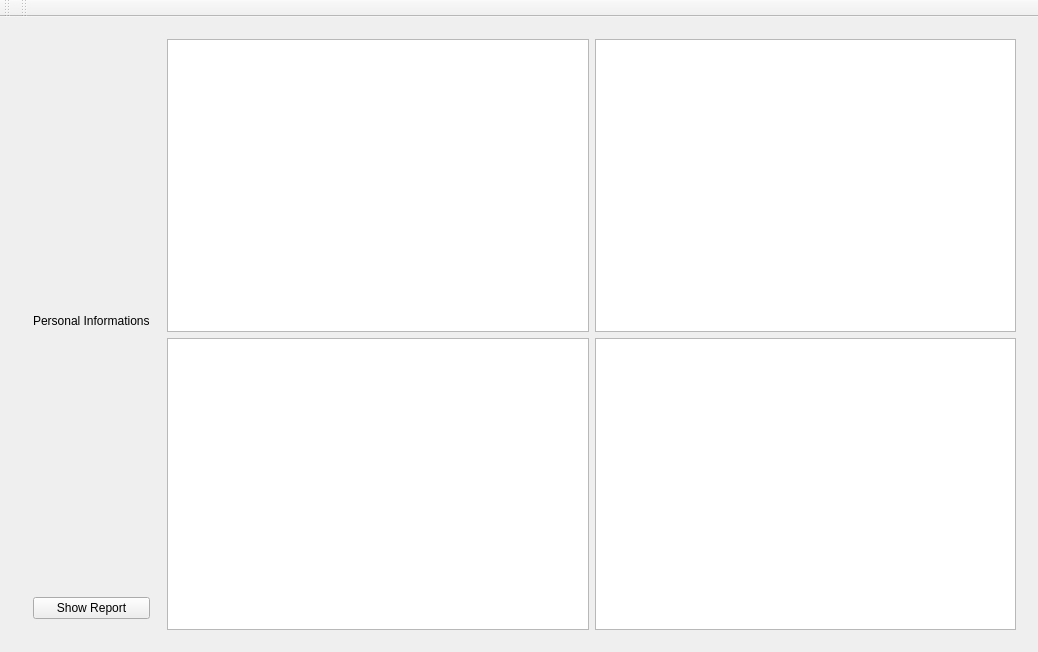
Above: mainwindow.ui from LauraHagege/QTDesignerProject before the change. Below: the same form after it.
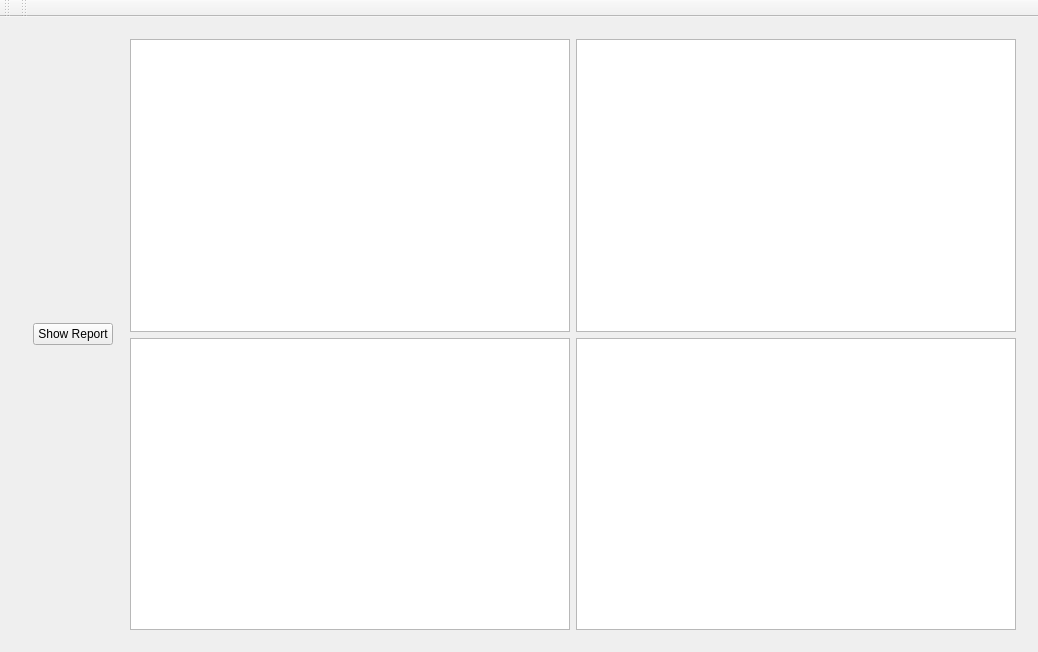
That is the form after the change.

What changed in the file:
```diff
--- a/mainwindow.ui
+++ b/mainwindow.ui
@@ -42,13 +42,6 @@
             <property name="sizeConstraint">
              <enum>QLayout::SetFixedSize</enum>
             </property>
-            <item>
-             <widget class="QLabel" name="label">
-              <property name="text">
-               <string>Personal Informations</string>
-              </property>
-             </widget>
-            </item>
            </layout>
           </item>
          </layout>
```
Left out of the diff: 6 changed lines with no effect on the pictures.
